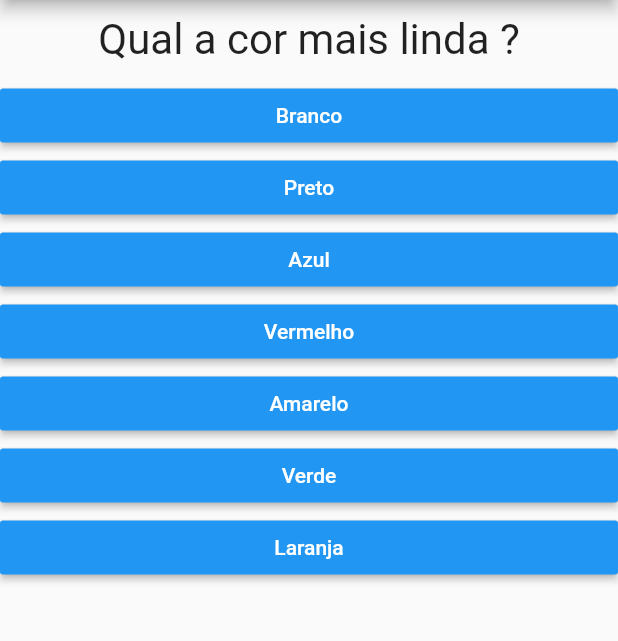
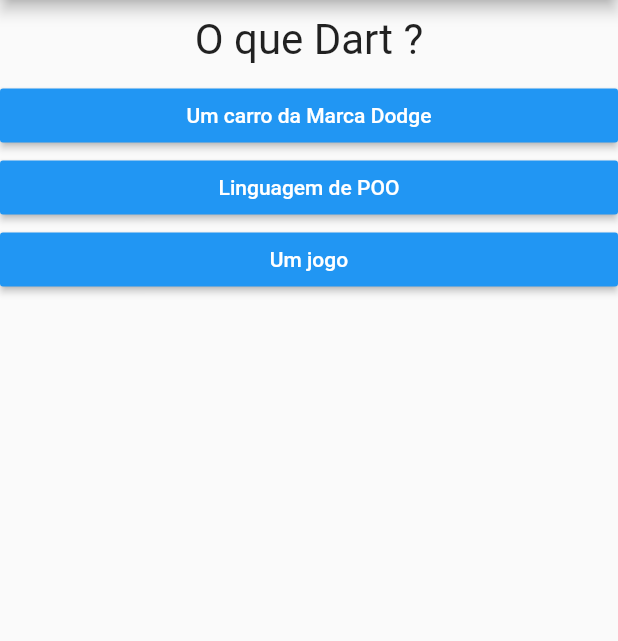
Before and after one commit to prcordova/questionario-em-flutter, a Flutter app: the screen it shows after launch, on a phone screen of 412 x 824 dp, the part 84-725 px from its top. Run offline on Flutter 3.47's test engine with Material 2 defaults, Android fonts, the phone set to English and light mode, and no system bars.

Commit message:
Update de questionário v.2

```diff
--- a/lib/main.dart
+++ b/lib/main.dart
@@ -19,34 +19,27 @@ class _PerguntaAppState extends State<PerguntaApp> {
 
   final _perguntas = const [
     {
-      'texto': 'Qual a cor mais linda ?',
+      'texto': 'O que Dart ?',
       'respostas': [
-        {'texto': 'Branco', 'pontuacao': 2},
-        {'texto': 'Preto', 'pontuacao': 3},
-        {'texto': 'Azul', 'pontuacao': 10},
-        {'texto': 'Vermelho', 'pontuacao': 5},
-        {'texto': 'Amarelo', 'pontuacao': 5},
-        {'texto': 'Verde', 'pontuacao': 5},
-        {'texto': 'Laranja', 'pontuacao': 5},
+        {'texto': 'Um carro da Marca Dodge', 'pontuacao': 0},
+        {'texto': 'Linguagem de POO', 'pontuacao': 1},
+        {'texto': 'Um jogo', 'pontuacao': 0},
       ],
     },
     {
-      'texto': 'Qual a comida mais saborosa ?',
+      'texto': 'Para que serve um Widget ?',
       'respostas': [
-        {'texto': 'Lasanha', 'pontuacao': 1},
-        {'texto': 'Pizza ', 'pontuacao': 1},
-        {'texto': 'Iogurte', 'pontuacao': 1},
-        {'texto': 'Bala fini', 'pontuacao': 5},
+        {'texto': 'Quebrar códigos em pedaços reutilizáveis', 'pontuacao': 1},
+        {'texto': 'Aumentar o Código', 'pontuacao': 0},
+        {'texto': 'Melhorar o desempenho do aplicativo', 'pontuacao': 0},
       ],
     },
     {
-      'texto': 'Melhor feriado ?',
+      'texto': 'O que é flutter ?',
       'respostas': [
-        {'texto': 'Natal', 'pontuacao': 5},
-        {'texto': 'Dia das crianças', 'pontuacao': 5},
-        {'texto': 'Dia dos pais', 'pontuacao': 15},
-        {'texto': 'Dia dos mães', 'pontuacao': 15},
-        {'texto': 'Páscoa', 'pontuacao': 5},
+        {'texto': 'Biblioteca para desenvolvimento web', 'pontuacao': 0},
+        {'texto': 'Framework mobile', 'pontuacao': 1},
+        {'texto': 'Arquivo de estilos', 'pontuacao': 0},
       ],
     }
   ];
```
Also changed, not shown: lib/resultado.dart (+5 -9 lines).
